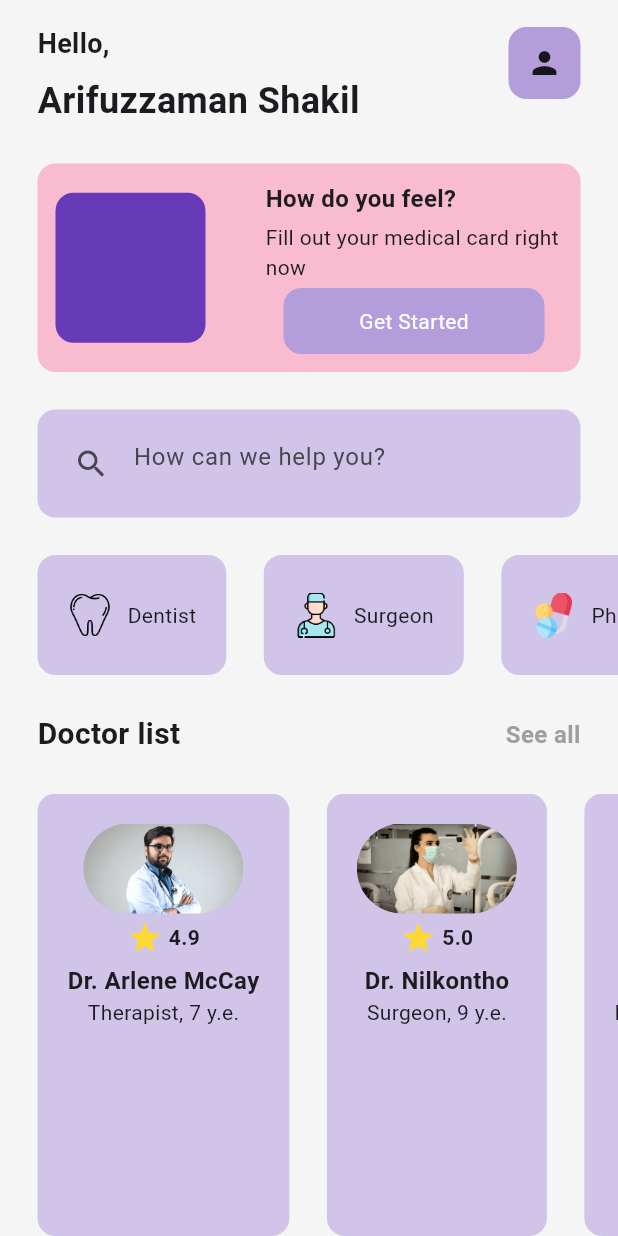
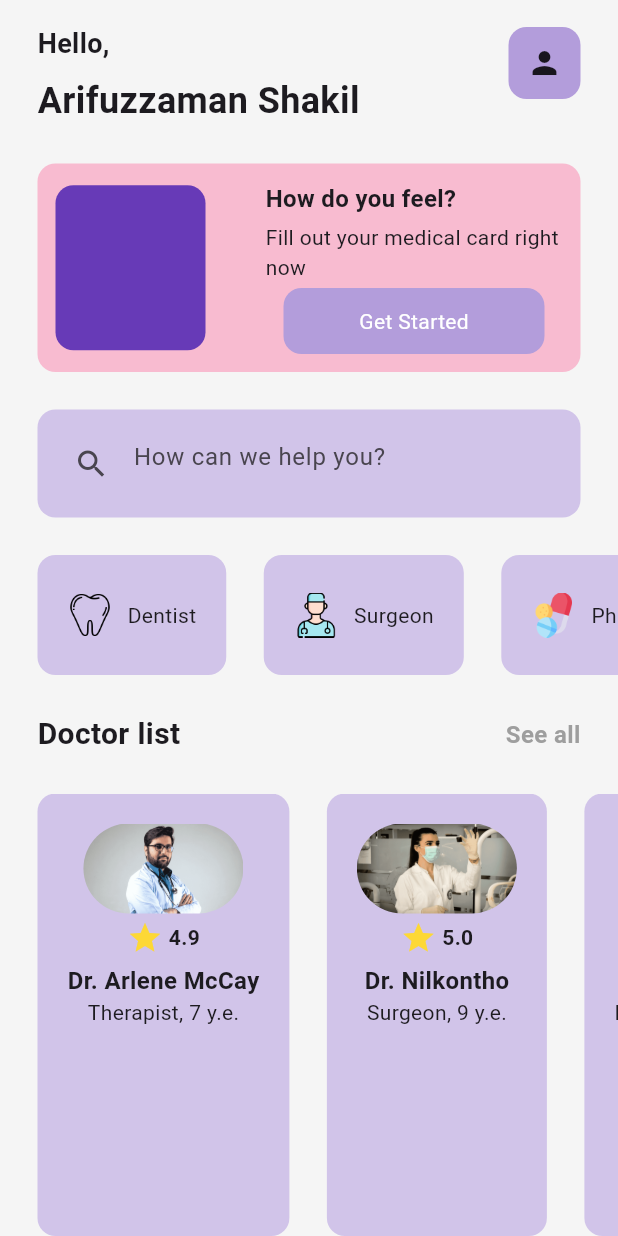
Before and after one commit to arifuzzaman292750/doctora_app_ui, a Flutter app: the screen it shows after launch, on a phone screen of 412 x 824 dp. Run offline on Flutter 3.47's test engine with Material 3 defaults, Android fonts, the phone set to English and light mode, and no system bars; our stand-ins replace lottie.

Commit message:
first commit

```diff
--- a/lib/pages/home_page.dart
+++ b/lib/pages/home_page.dart
@@ -78,7 +78,7 @@ class _HomePageState extends State<HomePage> {
                         color: Colors.deepPurple,
                         borderRadius: BorderRadius.circular(12),
                       ),
-                      height: 100,
+                      height: 110,
                       width:100,
                     ),
 
```
